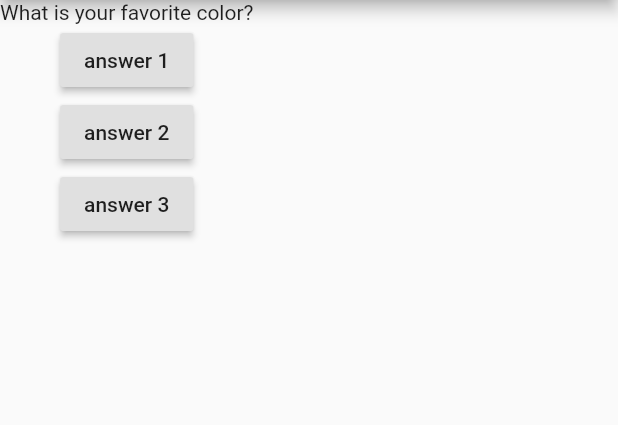
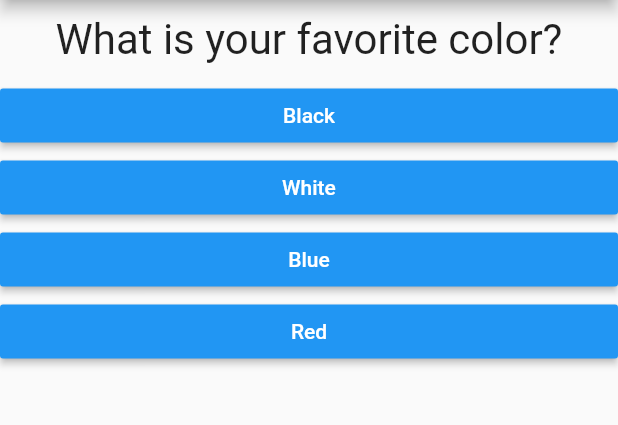
Before and after one commit to Scuba-Chris/flutter_firstapp, a Flutter app: the screen it shows after launch, on a phone screen of 412 x 824 dp, the part 84-509 px from its top. Run offline on Flutter 3.47's test engine with Material 2 defaults, Android fonts, the phone set to English and light mode, and no system bars.

Commit message:
first flutter app built out

```diff
--- /dev/null
+++ b/first_app/lib/anwser.dart
@@ -0,0 +1,20 @@
+import 'package:flutter/material.dart';
+
+class Answer extends StatelessWidget {
+  final Function selectHandler;
+  final String answerText;
+
+  Answer(this.selectHandler, this.answerText);
+
+  @override
+  Widget build(BuildContext context) {
+    return Container(
+      width: double.infinity,
+      child: RaisedButton(
+        color: Colors.blue,
+        textColor: Colors.white,
+        child: Text(answerText ),
+        onPressed: selectHandler),
+    );
+  }
+}
--- a/first_app/lib/main.dart
+++ b/first_app/lib/main.dart
@@ -1,10 +1,11 @@
+import 'package:first_app/results.dart';
 import 'package:flutter/material.dart';
-import './question.dart';
+import './quiz.dart';
+import './results.dart';
 
 void main() => runApp(MyApp());
 
 class MyApp extends StatefulWidget {
-
   @override
   State<StatefulWidget> createState() {
     // TODO: implement createState
@@ -13,45 +14,90 @@ class MyApp extends StatefulWidget {
 }
 
 class _MyAppState extends State<MyApp> {
+  var questions = [
+    {
+      'questionText': 'What is your favorite color?',
+      'answers': ['Black', 'Blue', 'White', 'Yellow']
+    },
+    {
+      'questionText': 'What is your favorite shark?',
+      'answers': [
+        'Great white shark',
+        'whale shark',
+        'bull shark',
+        'hammerhead shark'
+      ]
+    },
+    {
+      'questionText': 'What is the best place to vacation?',
+      'answers': ['Hawaii', 'Cozumel Mexico', 'Phoenix Arizona']
+    },
+  ];
+
   var _questionIndex = 0;
+  var _totalScore = 0;
 
-  void answerQuestion(){
+  void _restQuiz() {
     setState(() {
-      _questionIndex = _questionIndex + 1;
+      _questionIndex = 0;
+      _totalScore = 0;
     });
-    print(_questionIndex);
+  }
+
+  void _answerQuestion(int score) {
+    _totalScore += score;
+
+    if (_questionIndex < questions.length) {
+      setState(() {
+        _questionIndex = _questionIndex + 1;
+      });
+      print(_questionIndex);
+    }
   }
 
   @override
   Widget build(BuildContext context) {
     var questions = [
-      'What is your favorite color?',
-      'What is your favorite animal?'
+      {
+        'questionText': 'What is your favorite color?',
+        'answers': [
+          {'text': 'Black', 'score': 10},
+          {'text': 'White', 'score': 8},
+          {'text': 'Blue', 'score': 6},
+          {'text': 'Red', 'score': 4},
+        ]
+      },
+      {
+        'questionText': 'What is your favorite shark?',
+        'answers': [
+          {'text': 'Great white shark', 'score': 10},
+          {'text': 'whale shark', 'score': 8},
+          {'text': 'bull shark', 'score': 6},
+          {'text': 'hammerhead shark', 'score': 4},
+        ]
+      },
+      {
+        'questionText': 'What is the best place to vacation?',
+        'answers': [
+          {'text': 'Cozumel Mexico', 'score': 10},
+          {'text': 'Phoenix Arizona', 'score': 8},
+          {'text': 'Hawaii', 'score': 6},
+        ]
+      },
     ];
+
     return MaterialApp(
       home: Scaffold(
         appBar: AppBar(
           title: Text('My First App'),
         ),
-        body: Column(
-          children: [
-            Question(
-              questions[_questionIndex]
-            ),
-            RaisedButton(
-              child: Text('answer 1'),
-              onPressed: answerQuestion,
-            ),
-            RaisedButton(
-              child: Text('answer 2'),
-              onPressed: answerQuestion,
-            ),
-            RaisedButton(
-              child: Text('answer 3'),
-              onPressed: answerQuestion,
-            ),
-          ],
-        ),
+        body: _questionIndex < questions.length
+            ? Quiz(
+                answerQuestions: _answerQuestion,
+                questionIndex: _questionIndex,
+                questions: questions,
+              )
+            : Result(_totalScore, _restQuiz),
       ),
     );
   }
--- a/first_app/lib/question.dart
+++ b/first_app/lib/question.dart
@@ -7,6 +7,13 @@ class Question extends StatelessWidget {
 
   @override
   Widget build(BuildContext context) {
-    return Text(questionText);
+    return Container(
+      width: double.infinity,
+      margin: EdgeInsets.all(10),
+      child: Text(
+      questionText,
+      style: TextStyle(fontSize: 28),
+      textAlign: TextAlign.center,
+    ));
   }
 }
--- /dev/null
+++ b/first_app/lib/quiz.dart
@@ -0,0 +1,30 @@
+import 'package:flutter/material.dart';
+import './question.dart';
+import './anwser.dart';
+
+class Quiz extends StatelessWidget {
+  final List<Map<String, Object>> questions;
+  final int questionIndex;
+  final Function answerQuestions;
+
+  Quiz({
+    @required this.questions,
+    @required this.questionIndex,
+    @required this.answerQuestions
+  });
+
+  @override
+  Widget build(BuildContext context) {
+    return Column(
+      children: [
+        Question(
+          questions[questionIndex]['questionText'],
+        ),
+        ...(questions[questionIndex]['answers'] as List<Map<String, Object>>)
+          .map((answer) {
+          return Answer(() => answerQuestions(answer['score']), answer['text']);
+        }).toList()
+      ],
+    );
+  }
+}
```
Also changed, not shown: first_app/lib/results.dart (added, +35 -0 lines).
